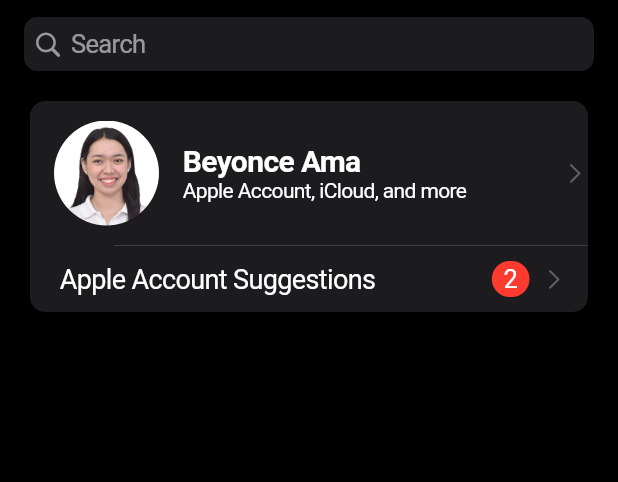
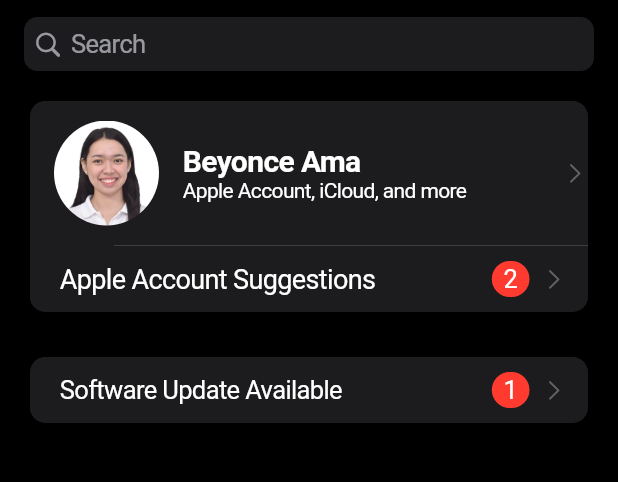
Before and after one commit to beyonce-ama/settingsdevops, a Flutter app: the screen it shows after launch, on a phone screen of 412 x 824 dp, the part 64-546 px from its top. Run offline on Flutter 3.47's test engine with Material 3 defaults, Android fonts, the phone set to English and light mode, and no system bars.

Commit message:
added by Monica Carreon

```diff
--- a/lib/main.dart
+++ b/lib/main.dart
@@ -122,6 +122,32 @@
                 ),
               ],
             ),
+                CupertinoListSection.insetGrouped(
+              children: <Widget>[
+                CupertinoListTile(
+                  title: Text('Software Update Available'),
+                  trailing: Row(
+                    mainAxisSize: MainAxisSize.min,
+                    children: [
+                      Container(
+                        padding: EdgeInsets.symmetric(horizontal: 8, vertical: 2),
+                        decoration: BoxDecoration(
+                          color: CupertinoColors.systemRed,
+                          borderRadius: BorderRadius.circular(15),
+                        ),
+                        child: Text(
+                          '1',
+                          style: TextStyle(color: CupertinoColors.white),
+                        ),
+                      ),
+                      SizedBox(width: 8),
+                      CupertinoListTileChevron(),
+                    ],
+                  ),
+                  onTap: () {},
+                ),
+              ],
+            ),
           ],
         ),
       ),
```
